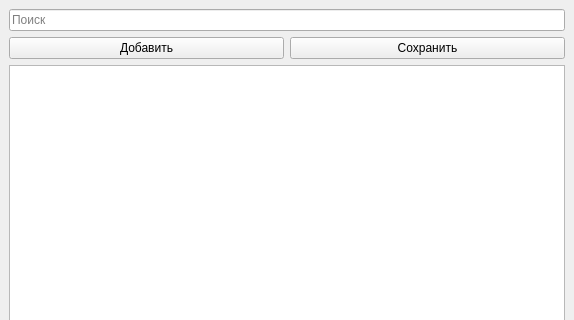
Above: mainwindow.ui from tlyashok/cryptoLabs before the change; both pictures show x 0 to 574 and y 0 to 320 of the 574 by 464 pixel window. Below: the same form after it.
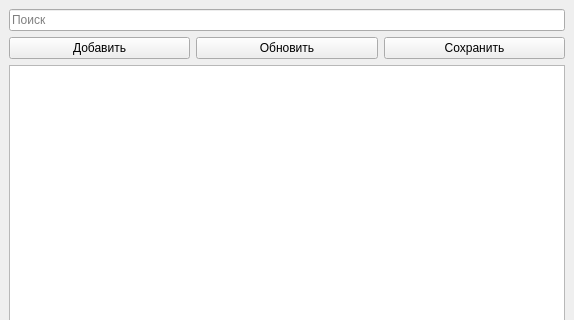
That is the form after the change.

```diff
--- a/mainwindow.ui
+++ b/mainwindow.ui
@@ -24,6 +24,13 @@
         </property>
        </widget>
       </item>
+      <item>
+       <widget class="QPushButton" name="reloadButton">
+        <property name="text">
+         <string>Обновить</string>
+        </property>
+       </widget>
+      </item>
       <item>
        <widget class="QPushButton" name="pushButton">
         <property name="text">
```
